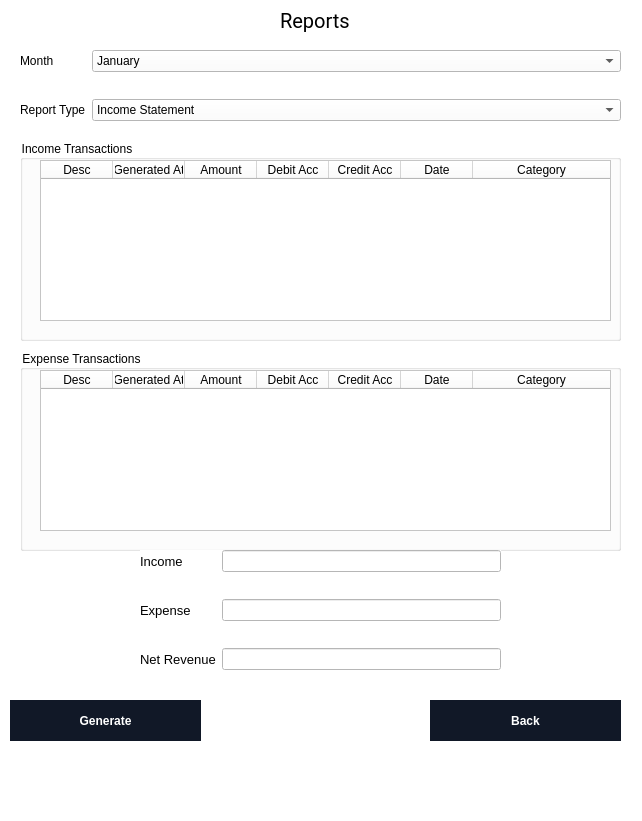
Old version of the form UIs/ReportPage.ui in the repository ahmedsilat44/Ledger.
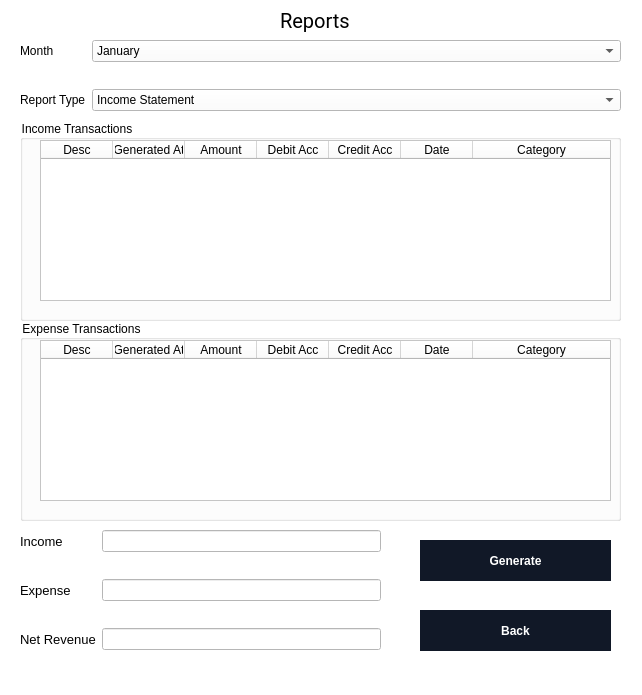
New version of the form.

Patch:
```diff
--- a/UIs/ReportPage.ui
+++ b/UIs/ReportPage.ui
@@ -7,7 +7,7 @@
     <x>0</x>
     <y>0</y>
     <width>642</width>
-    <height>821</height>
+    <height>695</height>
    </rect>
   </property>
   <property name="windowTitle">
@@ -46,7 +46,7 @@
     <property name="geometry">
      <rect>
       <x>20</x>
-      <y>50</y>
+      <y>40</y>
       <width>601</width>
       <height>81</height>
      </rect>
@@ -152,8 +152,8 @@
    <widget class="QPushButton" name="pushButton">
     <property name="geometry">
      <rect>
-      <x>10</x>
-      <y>700</y>
+      <x>420</x>
+      <y>540</y>
       <width>191</width>
       <height>41</height>
      </rect>
@@ -183,8 +183,8 @@
    <widget class="QPushButton" name="pushButton_2">
     <property name="geometry">
      <rect>
-      <x>430</x>
-      <y>700</y>
+      <x>420</x>
+      <y>610</y>
       <width>191</width>
       <height>41</height>
      </rect>
@@ -215,7 +215,7 @@
     <property name="geometry">
      <rect>
       <x>20</x>
-      <y>350</y>
+      <y>320</y>
       <width>601</width>
       <height>201</height>
      </rect>
@@ -288,7 +288,7 @@
     <property name="geometry">
      <rect>
       <x>20</x>
-      <y>140</y>
+      <y>120</y>
       <width>601</width>
       <height>201</height>
      </rect>
@@ -360,8 +360,8 @@
    <widget class="QWidget" name="formLayoutWidget_3">
     <property name="geometry">
      <rect>
-      <x>140</x>
-      <y>550</y>
+      <x>20</x>
+      <y>530</y>
       <width>361</width>
       <height>131</height>
      </rect>
```
